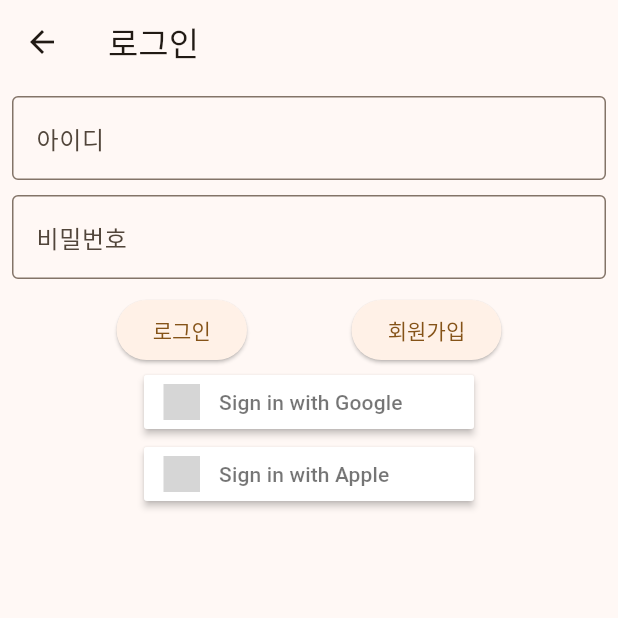
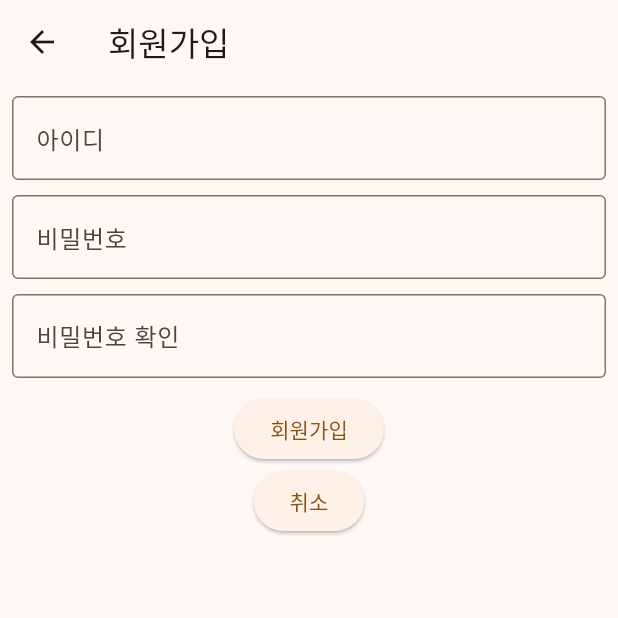
Before and after one commit to cmsong111/smart_brace_case, a Flutter app: the LoginPage screen opened by its route, after a tap on "회원가입", on a phone screen of 412 x 824 dp, the top half of it. Run offline on Flutter 3.47's test engine with Material 2 defaults, Android fonts, the phone set to English and light mode, and no system bars; our stand-ins replace firebase_auth, firebase_core, flutter_signin_button, fluttertoast, form_builder_validators, google_sign_in and 1 more; accounts and stored records are empty; generated files the repository leaves out were written again; network calls fail; grey boxes are pictures that could not be loaded.

Commit message:
로그인 화면 추가

```diff
--- a/lib/src/config/route.dart
+++ b/lib/src/config/route.dart
@@ -1,10 +1,12 @@
 import 'package:smart_brace_case/src/core/resources/app_constant.dart';
 import 'package:smart_brace_case/src/presentation/views/auth/login_page.dart';
+import 'package:smart_brace_case/src/presentation/views/auth/register_page.dart';
 import 'package:smart_brace_case/src/presentation/views/main/main_page.dart';
 import 'package:smart_brace_case/src/presentation/views/main/start_page.dart';
 
 var appRoute = {
   AppRoute.start: (context) => const StartPage(title: 'Flutter Demo Home Page'),
   AppRoute.login: (context) => LoginPage(),
+  AppRoute.register: (context) => const RegisterPage(),
   AppRoute.main: (context) => const MainPage(),
 };
--- a/lib/src/presentation/providers/firebase_auth_service.dart
+++ b/lib/src/presentation/providers/firebase_auth_service.dart
@@ -64,6 +64,7 @@ class FirebaseAuthService with ChangeNotifier {
       idToken: googleAuth.idToken,
     );
     // Once signed in, return the UserCredential
+
     final UserCredential userCredential =
         await _auth.signInWithCredential(credential);
     final User? user = userCredential.user;
--- a/lib/src/presentation/views/auth/login_page.dart
+++ b/lib/src/presentation/views/auth/login_page.dart
@@ -1,7 +1,9 @@
 import 'package:flutter/material.dart';
 import 'package:flutter_signin_button/flutter_signin_button.dart';
+import 'package:fluttertoast/fluttertoast.dart';
 import 'package:logger/logger.dart';
 import 'package:provider/provider.dart';
+import 'package:smart_brace_case/src/core/resources/app_constant.dart';
 import 'package:smart_brace_case/src/presentation/providers/firebase_auth_service.dart';
 
 Logger logger = Logger();
@@ -48,16 +50,22 @@ class LoginPage extends StatelessWidget {
               mainAxisAlignment: MainAxisAlignment.spaceEvenly,
               children: [
                 ElevatedButton(
-                  onPressed: () {
-                    _authService.signInWithEmailAndPassword(
+                  onPressed: () async {
+                    await _authService.signInWithEmailAndPassword(
                       email: _idController.text,
                       password: _pwController.text,
                     );
+                    Fluttertoast.showToast(
+                        msg:
+                            "로그인 성공\n로그인된 유저:${_authService.currentUser!.email}");
+                    logger.i(_authService.currentUser!.email);
                   },
                   child: const Text("로그인"),
                 ),
                 ElevatedButton(
-                  onPressed: () {},
+                  onPressed: () {
+                    Navigator.pushNamed(context, AppRoute.register);
+                  },
                   child: const Text("회원가입"),
                 ),
               ],
--- a/lib/src/presentation/views/auth/register_page.dart
+++ b/lib/src/presentation/views/auth/register_page.dart
@@ -1,10 +1,111 @@
+import 'package:firebase_auth/firebase_auth.dart';
 import 'package:flutter/material.dart';
+import 'package:fluttertoast/fluttertoast.dart';
+import 'package:form_builder_validators/form_builder_validators.dart';
+import 'package:provider/provider.dart';
+import 'package:smart_brace_case/src/presentation/providers/firebase_auth_service.dart';
 
-class RegisterPage extends StatelessWidget {
+class RegisterPage extends StatefulWidget {
   const RegisterPage({super.key});
 
   @override
+  State<RegisterPage> createState() => _RegisterPageState();
+}
+
+class _RegisterPageState extends State<RegisterPage> {
+  final formKey = GlobalKey<FormState>();
+  final TextEditingController _idController = TextEditingController();
+  final TextEditingController _pwController = TextEditingController();
+  final TextEditingController _pwCheckController = TextEditingController();
+  late final FirebaseAuthService googleProvider;
+
+  @override
+  void initState() {
+    super.initState();
+    googleProvider = Provider.of<FirebaseAuthService>(context, listen: false);
+  }
+
+  @override
   Widget build(BuildContext context) {
-    return const Placeholder();
+    return Scaffold(
+      appBar: AppBar(
+        title: const Text("회원가입"),
+      ),
+      body: Padding(
+        padding: const EdgeInsets.all(8.0),
+        child: Form(
+          key: formKey,
+          child: Column(
+            children: <Widget>[
+              TextFormField(
+                controller: _idController,
+                validator: FormBuilderValidators.email(errorText: "이메일 형식"),
+                autovalidateMode: AutovalidateMode.onUserInteraction,
+                keyboardType: TextInputType.emailAddress,
+                decoration: const InputDecoration(
+                  border: OutlineInputBorder(),
+                  labelText: "아이디",
+                ),
+              ),
+              const SizedBox(
+                height: 10,
+              ),
+              TextFormField(
+                controller: _pwController,
+                validator: FormBuilderValidators.minLength<String>(8,
+                    errorText: "8자리 이상"),
+                autovalidateMode: AutovalidateMode.onUserInteraction,
+                decoration: const InputDecoration(
+                  border: OutlineInputBorder(),
+                  labelText: "비밀번호",
+                ),
+                // obscureText: true,
+              ),
+              const SizedBox(
+                height: 10,
+              ),
+              TextFormField(
+                controller: _pwCheckController,
+                validator: (value) {
+                  if (value != _pwController.text) {
+                    return "비밀번호가 일치하지 않습니다.";
+                  } else {
+                    return null;
+                  }
+                },
+                // obscureText: true,
+                autovalidateMode: AutovalidateMode.onUserInteraction,
+                decoration: const InputDecoration(
+                  border: OutlineInputBorder(),
+                  labelText: "비밀번호 확인",
+                ),
+              ),
+              const SizedBox(
+                height: 10,
+              ),
+              ElevatedButton(
+                onPressed: () {
+                  if (formKey.currentState!.validate()) {
+                    googleProvider.createUserWithEmailAndPassword(
+                        email: _idController.text,
+                        password: _pwController.text);
+                    Fluttertoast.showToast(msg: "회원가입 성공");
+                  } else {
+                    Fluttertoast.showToast(msg: "회원가입 실패");
+                  }
+                },
+                child: const Text("회원가입"),
+              ),
+              ElevatedButton(
+                onPressed: () {
+                  Navigator.pop(context);
+                },
+                child: const Text("취소"),
+              ),
+            ],
+          ),
+        ),
+      ),
+    );
   }
 }
--- a/pubspec.yaml
+++ b/pubspec.yaml
@@ -48,6 +48,8 @@ dependencies:
   google_sign_in: ^6.1.5
   flutter_svg: ^2.0.7
   flutter_signin_button: ^2.0.0
+  form_builder_validators: ^9.0.0
+  fluttertoast: ^8.2.2
 
 dev_dependencies:
   flutter_test:
```
Also changed, not shown: pubspec.lock.
